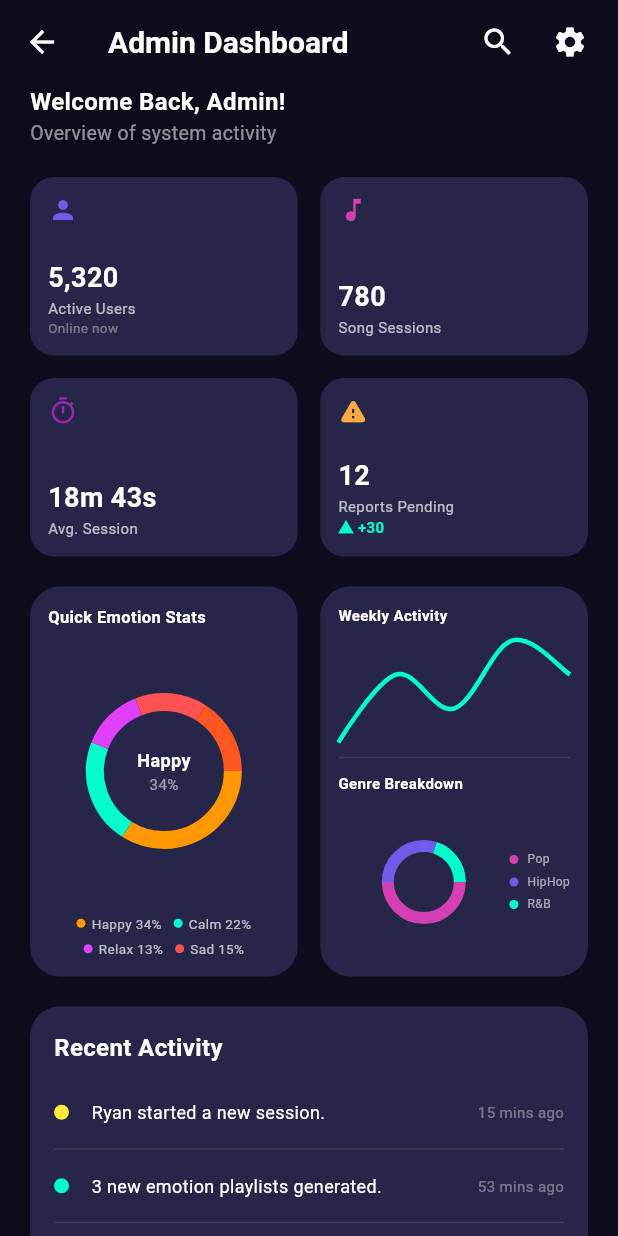
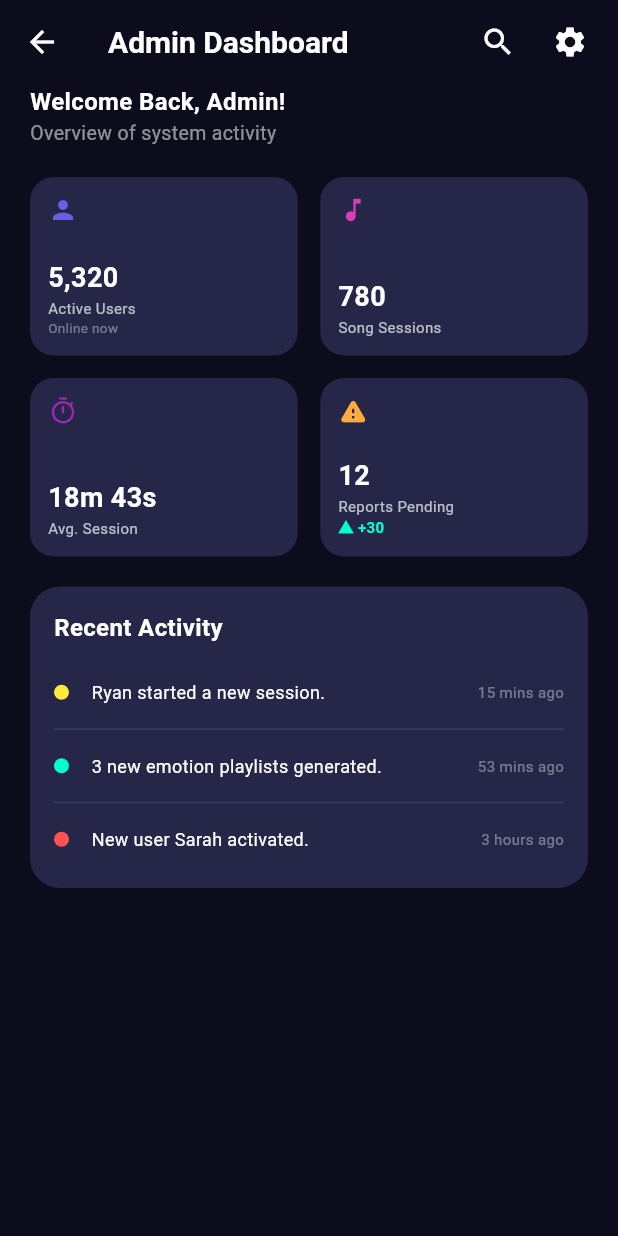
Before and after one commit to niruban-codes/Emora, a Flutter app: the DashboardScreen screen opened directly, on a phone screen of 412 x 824 dp. Run offline on Flutter 3.47's test engine with Material 3 defaults, Android fonts, the phone set to English and light mode, and no system bars; drawn by our look-alikes of fl_chart; our stand-ins replace cached_network_image, cloud_firestore, dio, firebase_auth, firebase_core, flutter_svg and 5 more; accounts and stored records are empty.

Commit message:
Clean up unused layout sections from admin dashboard

```diff
--- a/frontend/lib/screens/admin_dashboard/dashboard_screen.dart
+++ b/frontend/lib/screens/admin_dashboard/dashboard_screen.dart
@@ -1,5 +1,5 @@
 import 'package:flutter/material.dart';
-import 'package:fl_chart/fl_chart.dart';
+//import 'package:fl_chart/fl_chart.dart';
 
 class DashboardScreen extends StatelessWidget {
   const DashboardScreen({super.key});
@@ -49,21 +49,7 @@ class DashboardScreen extends StatelessWidget {
 
             const SizedBox(height: 20),
 
-            // 2. MIDDLE CHARTS ROW
-            Row(
-              crossAxisAlignment: CrossAxisAlignment.start,
-              children: [
-                // LEFT: EMOTION STATS
-                Expanded(child: _buildEmotionDonutCard()),
-                const SizedBox(width: 15),
-                // RIGHT: WEEKLY ACTIVITY + GENRE DONUT
-                Expanded(child: _buildListeningMiniCard()),
-              ],
-            ),
-
-            const SizedBox(height: 20),
-
-            // 3. RECENT ACTIVITY SECTION
+            // 2. RECENT ACTIVITY SECTION
             _buildRecentActivitySection(),
             const SizedBox(height: 30),
           ],
@@ -90,105 +76,6 @@ class DashboardScreen extends StatelessWidget {
             Text(sub, style: const TextStyle(fontSize: 10, color: Color(0xFF00FFCC), fontWeight: FontWeight.bold))
           else if (sub.isNotEmpty)
             Text(sub, style: const TextStyle(fontSize: 9, color: Colors.white38)),
-        ],
-      ),
-    );
-  }
-
-  Widget _buildEmotionDonutCard() {
-    return Container(
-      padding: const EdgeInsets.all(12),
-      height: 260,
-      decoration: BoxDecoration(color: const Color(0xFF252648), borderRadius: BorderRadius.circular(20)),
-      child: Column(
-        children: [
-          const Align(alignment: Alignment.centerLeft, child: Text("Quick Emotion Stats", style: TextStyle(fontSize: 11, fontWeight: FontWeight.bold, color: Colors.white))),
-          Expanded(
-            child: Stack(
-              alignment: Alignment.center,
-              children: [
-                PieChart(PieChartData(sectionsSpace: 0, centerSpaceRadius: 40, sections: [
-                  PieChartSectionData(color: Colors.orange, value: 34, radius: 12, showTitle: false),
-                  PieChartSectionData(color: const Color(0xFF00FFCC), value: 22, radius: 12, showTitle: false),
-                  PieChartSectionData(color: Colors.purpleAccent, value: 13, radius: 12, showTitle: false),
-                  PieChartSectionData(color: Colors.redAccent, value: 15, radius: 12, showTitle: false),
-                  PieChartSectionData(color: Colors.deepOrange, value: 16, radius: 12, showTitle: false),
-                ])),
-                const Column(
-                  mainAxisSize: MainAxisSize.min,
-                  children: [
-                    Text("Happy", style: TextStyle(fontSize: 12, fontWeight: FontWeight.w600, color: Colors.white)),
-                    Text("34%", style: TextStyle(fontSize: 10, color: Colors.white54)),
-                  ],
-                )
-              ],
-            ),
-          ),
-          const Column(
-            children: [
-              Row(mainAxisAlignment: MainAxisAlignment.center, children: [_legend(Colors.orange, "Happy 34%"), SizedBox(width: 8), _legend(Color(0xFF00FFCC), "Calm 22%")]),
-              SizedBox(height: 4),
-              Row(mainAxisAlignment: MainAxisAlignment.center, children: [_legend(Colors.purpleAccent, "Relax 13%"), SizedBox(width: 8), _legend(Colors.redAccent, "Sad 15%")]),
-            ],
-          )
-        ],
-      ),
-    );
-  }
-
-  Widget _buildListeningMiniCard() {
-    return Container(
-      padding: const EdgeInsets.all(12),
-      height: 260,
-      decoration: BoxDecoration(color: const Color(0xFF252648), borderRadius: BorderRadius.circular(20)),
-      child: Column(
-        crossAxisAlignment: CrossAxisAlignment.start,
-        children: [
-          const Text("Weekly Activity", style: TextStyle(fontSize: 10, fontWeight: FontWeight.bold, color: Colors.white)),
-          const SizedBox(height: 10),
-          Expanded(
-            flex: 2,
-            child: LineChart(LineChartData(
-              gridData: const FlGridData(show: false),
-              titlesData: const FlTitlesData(show: false),
-              borderData: FlBorderData(show: false),
-              lineBarsData: [
-                LineChartBarData(
-                  spots: [const FlSpot(0, 2), const FlSpot(1, 4), const FlSpot(2, 3), const FlSpot(3, 5), const FlSpot(4, 4)],
-                  isCurved: true,
-                  color: const Color(0xFF00FFCC),
-                  barWidth: 3,
-                  dotData: const FlDotData(show: false),
-                )
-              ],
-            )),
-          ),
-          const Divider(color: Colors.white10, height: 20),
-          const Text("Genre Breakdown", style: TextStyle(fontSize: 10, fontWeight: FontWeight.bold, color: Colors.white)),
-          const SizedBox(height: 8),
-          Expanded(
-            flex: 3,
-            child: Row(
-              children: [
-                Expanded(
-                  child: PieChart(PieChartData(sectionsSpace: 0, centerSpaceRadius: 20, sections: [
-                    PieChartSectionData(color: const Color(0xFFD43FB1), value: 50, radius: 8, showTitle: false),
-                    PieChartSectionData(color: const Color(0xFF6C5CE7), value: 30, radius: 8, showTitle: false),
-                    PieChartSectionData(color: const Color(0xFF00FFCC), value: 20, radius: 8, showTitle: false),
-                  ])),
-                ),
-                const Column(
-                  mainAxisAlignment: MainAxisAlignment.center,
-                  crossAxisAlignment: CrossAxisAlignment.start,
-                  children: [
-                    _miniLegend(Color(0xFFD43FB1), "Pop"),
-                    _miniLegend(Color(0xFF6C5CE7), "HipHop"),
-                    _miniLegend(Color(0xFF00FFCC), "R&B"),
-                  ],
-                )
-              ],
-            ),
-          )
         ],
       ),
     );
```
